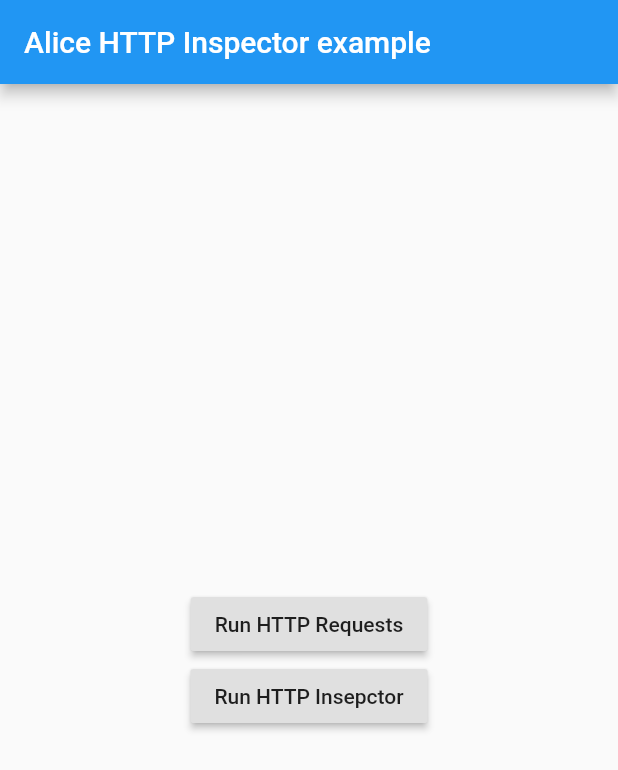
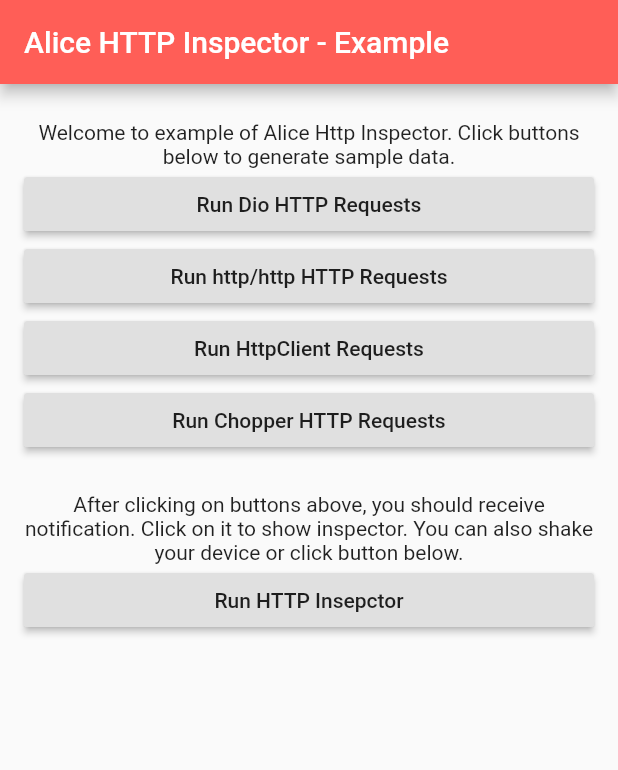
Before and after one commit to jhomlala/alice, a Flutter app: the screen it shows after launch, on a phone screen of 412 x 824 dp. Shown: the top 770 px of the screen. Run offline on Flutter 3.47's test engine with Material 2 defaults, Android fonts, the phone set to English and light mode, and no system bars; our stand-ins replace chewie, chopper, dio, flutter_local_notifications, open_file, package_info and 4 more; missing offline and left inert: shake; generated files the repository leaves out were written again.

Commit message:
Updated example

```diff
--- a/example/lib/main.dart
+++ b/example/lib/main.dart
@@ -18,207 +18,121 @@ class MyApp extends StatefulWidget {
 }
 
 class _MyAppState extends State<MyApp> {
-  Alice alice;
-  Dio dio;
-  HttpClient httpClient;
-  ChopperClient chopper;
-  PostsService postsService;
+  Alice _alice;
+  Dio _dio;
+  HttpClient _httpClient;
+  ChopperClient _chopper;
+  PostsService _postsService;
 
   @override
   void initState() {
-    alice = Alice(
+    _alice = Alice(
         showNotification: true, showInspectorOnShake: true, darkTheme: true);
-    dio = Dio();
-    dio.interceptors.add(alice.getDioInterceptor());
-    httpClient = HttpClient();
-    chopper = ChopperClient(
-      interceptors: alice.getChopperInterceptor(),
+    _dio = Dio();
+    _dio.interceptors.add(_alice.getDioInterceptor());
+    _httpClient = HttpClient();
+    _chopper = ChopperClient(
+      interceptors: _alice.getChopperInterceptor(),
     );
-    postsService = PostsService.create(chopper);
+    _postsService = PostsService.create(_chopper);
 
     super.initState();
   }
 
+
   @override
   Widget build(BuildContext context) {
     return MaterialApp(
-      navigatorKey: alice.getNavigatorKey(),
+        theme: ThemeData(
+          primaryColor: Color(0xffff5e57),
+          accentColor: Color(0xffff3f34)
+        ),
+      navigatorKey: _alice.getNavigatorKey(),
       debugShowCheckedModeBanner: false,
       home: Scaffold(
         appBar: AppBar(
-          title: const Text('Alice HTTP Inspector example'),
+          title: const Text('Alice HTTP Inspector - Example'),
         ),
-        body: Center(
-            child:
-                Column(mainAxisAlignment: MainAxisAlignment.center, children: [
-          RaisedButton(
-            child: Text("Run HTTP Requests"),
-            onPressed: _runHttpRequests,
+        body: Container(
+          padding: EdgeInsets.all(16),
+          child: ListView(
+            children: [
+              const SizedBox(height: 8),
+              _getTextWidget(
+                  "Welcome to example of Alice Http Inspector. Click buttons below to generate sample data."),
+              RaisedButton(
+                child: Text("Run Dio HTTP Requests"),
+                onPressed: _runDioRequests,
+              ),
+              RaisedButton(
+                child: Text("Run http/http HTTP Requests"),
+                onPressed: _runHttpHttpRequests,
+              ),
+              RaisedButton(
+                child: Text("Run HttpClient Requests"),
+                onPressed: _runHttpHttpClientRequests,
+              ),
+              RaisedButton(
+                child: Text("Run Chopper HTTP Requests"),
+                onPressed: _runChopperHttpRequests,
+              ),
+
+              const SizedBox(height: 24),
+              _getTextWidget(
+                  "After clicking on buttons above, you should receive notification."
+                  " Click on it to show inspector. You can also shake your device or click button below."),
+              RaisedButton(
+                child: Text("Run HTTP Insepctor"),
+                onPressed: _runHttpInspector,
+              )
+            ],
           ),
-          RaisedButton(
-            child: Text("Run HTTP Insepctor"),
-            onPressed: _runHttpInspector,
-          )
-        ])),
+        ),
       ),
+    );
+  }
+
+  Widget _getTextWidget(String text) {
+    return Text(
+      text,
+      style: TextStyle(fontSize: 14),
+      textAlign: TextAlign.center,
     );
   }
 
   void _runChopperHttpRequests() async {
     Map<String, dynamic> body = {"title": "foo", "body": "bar", "userId": "1"};
-    postsService.getPost("1");
-    postsService.postPost(body);
-    postsService.putPost("1", body);
-    postsService.putPost("1231923", body);
-    postsService.putPost("1", null);
-    postsService.postPost(null);
-    postsService.getPost("123456");
+    _postsService.getPost("1");
+    _postsService.postPost(body);
+    _postsService.putPost("1", body);
+    _postsService.putPost("1231923", body);
+    _postsService.putPost("1", null);
+    _postsService.postPost(null);
+    _postsService.getPost("123456");
   }
 
-  void _runHttpRequests() async {
-    _runChopperHttpRequests();
+  void _runDioRequests() async {
     Map<String, dynamic> body = {"title": "foo", "body": "bar", "userId": "1"};
+    _dio.post("https://jsonplaceholder.typicode.com/posts", data: body);
+    _dio.get("https://jsonplaceholder.typicode.com/posts",
+        queryParameters: {"test": 1});
+    _dio.put("https://jsonplaceholder.typicode.com/posts/1", data: body);
+    _dio.put("https://jsonplaceholder.typicode.com/posts/1", data: body);
+    _dio.delete("https://jsonplaceholder.typicode.com/posts/1");
+    _dio.get("http://jsonplaceholder.typicode.com/test/test");
 
-    http
-        .post('https://jsonplaceholder.typicode.com/posts', body: body)
-        .interceptWithAlice(alice, body: body);
+    _dio.get("https://jsonplaceholder.typicode.com/photos");
+    _dio.get(
+        "https://icons.iconarchive.com/icons/paomedia/small-n-flat/256/sign-info-icon.png");
+    _dio.get(
+        "https://images.unsplash.com/photo-1542736705-53f0131d1e98?ixlib=rb-1.2.1&ixid=eyJhcHBfaWQiOjEyMDd9&w=1000&q=80");
+    _dio.get(
+        "https://findicons.com/files/icons/1322/world_of_aqua_5/128/bluetooth.png");
+    _dio.get(
+        "https://upload.wikimedia.org/wikipedia/commons/4/4e/Pleiades_large.jpg");
+    _dio.get("http://techslides.com/demos/sample-videos/small.mp4");
 
-    http
-        .get('https://jsonplaceholder.typicode.com/posts')
-        .interceptWithAlice(alice);
-
-    http
-        .put('https://jsonplaceholder.typicode.com/posts/1', body: body)
-        .interceptWithAlice(alice, body: body);
-
-    http
-        .patch('https://jsonplaceholder.typicode.com/posts/1', body: body)
-        .interceptWithAlice(alice, body: body);
-
-    http
-        .delete('https://jsonplaceholder.typicode.com/posts/1')
-        .interceptWithAlice(alice, body: body);
-
-    http
-        .get('https://jsonplaceholder.typicode.com/test/test')
-        .interceptWithAlice(alice);
-
-    http
-        .post('https://jsonplaceholder.typicode.com/posts', body: body)
-        .then((response) {
-      alice.onHttpResponse(response, body: body);
-    });
-
-    http.get('https://jsonplaceholder.typicode.com/posts').then((response) {
-      alice.onHttpResponse(response);
-    });
-
-    http
-        .put('https://jsonplaceholder.typicode.com/posts/1', body: body)
-        .then((response) {
-      alice.onHttpResponse(response, body: body);
-    });
-
-    http
-        .patch('https://jsonplaceholder.typicode.com/posts/1', body: body)
-        .then((response) {
-      alice.onHttpResponse(response, body: body);
-    });
-
-    http
-        .delete('https://jsonplaceholder.typicode.com/posts/1')
-        .then((response) {
-      alice.onHttpResponse(response);
-    });
-
-    http.get('https://jsonplaceholder.typicode.com/test/test').then((response) {
-      alice.onHttpResponse(response);
-    });
-
-    httpClient
-        .getUrl(Uri.parse("https://jsonplaceholder.typicode.com/posts"))
-        .interceptWithAlice(alice);
-
-    httpClient
-        .postUrl(Uri.parse("https://jsonplaceholder.typicode.com/posts"))
-        .interceptWithAlice(alice, body: body, headers: Map());
-
-    httpClient
-        .putUrl(Uri.parse("https://jsonplaceholder.typicode.com/posts/1"))
-        .interceptWithAlice(alice, body: body);
-
-    httpClient
-        .getUrl(Uri.parse("https://jsonplaceholder.typicode.com/test/test/"))
-        .interceptWithAlice(alice);
-
-    httpClient
-        .postUrl(Uri.parse("https://jsonplaceholder.typicode.com/posts"))
-        .then((request) async {
-      alice.onHttpClientRequest(request, body: body);
-      request.write(body);
-      var httpResponse = await request.close();
-      var responseBody = await utf8.decoder.bind(httpResponse).join();
-      alice.onHttpClientResponse(httpResponse, request, body: responseBody);
-    });
-
-    httpClient
-        .putUrl(Uri.parse("https://jsonplaceholder.typicode.com/posts/1"))
-        .then((request) async {
-      alice.onHttpClientRequest(request, body: body);
-      request.write(body);
-      var httpResponse = await request.close();
-      var responseBody = await utf8.decoder.bind(httpResponse).join();
-      alice.onHttpClientResponse(httpResponse, request, body: responseBody);
-    });
-
-    httpClient
-        .patchUrl(Uri.parse("https://jsonplaceholder.typicode.com/posts/1"))
-        .then((request) async {
-      alice.onHttpClientRequest(request, body: body);
-      request.write(body);
-      var httpResponse = await request.close();
-      var responseBody = await utf8.decoder.bind(httpResponse).join();
-      alice.onHttpClientResponse(httpResponse, request, body: responseBody);
-    });
-
-    httpClient
-        .deleteUrl(Uri.parse("https://jsonplaceholder.typicode.com/posts/1"))
-        .then((request) async {
-      alice.onHttpClientRequest(request);
-      var httpResponse = await request.close();
-      var responseBody = await utf8.decoder.bind(httpResponse).join();
-      alice.onHttpClientResponse(httpResponse, request, body: responseBody);
-    });
-
-    httpClient
-        .getUrl(Uri.parse("https://jsonplaceholder.typicode.com/test/test/"))
-        .then((request) async {
-      alice.onHttpClientRequest(request);
-      var httpResponse = await request.close();
-      var responseBody = await utf8.decoder.bind(httpResponse).join();
-      alice.onHttpClientResponse(httpResponse, request, body: responseBody);
-    });
-
-    /*dio.post("https://jsonplaceholder.typicode.com/posts", data: body);
-    dio.get("https://jsonplaceholder.typicode.com/posts",
-        queryParameters: {"test": 1});
-    dio.put("https://jsonplaceholder.typicode.com/posts/1", data: body);
-    dio.put("https://jsonplaceholder.typicode.com/posts/1", data: body);
-    dio.delete("https://jsonplaceholder.typicode.com/posts/1");
-    dio.get("http://jsonplaceholder.typicode.com/test/test");
-
-    dio.get("https://jsonplaceholder.typicode.com/photos");
-    dio.get(
-        "https://icons.iconarchive.com/icons/paomedia/small-n-flat/256/sign-info-icon.png");
-    dio.get(
-        "https://images.unsplash.com/photo-1542736705-53f0131d1e98?ixlib=rb-1.2.1&ixid=eyJhcHBfaWQiOjEyMDd9&w=1000&q=80");
-    dio.get(
-        "https://findicons.com/files/icons/1322/world_of_aqua_5/128/bluetooth.png");
-    dio.get(
-        "https://upload.wikimedia.org/wikipedia/commons/4/4e/Pleiades_large.jpg");
-    dio.get("http://techslides.com/demos/sample-videos/small.mp4");*/
-
-    //dio.get("https://www.cse.wustl.edu/~jain/cis677-97/ftp/e_3dlc2.pdf");
+    _dio.get("https://www.cse.wustl.edu/~jain/cis677-97/ftp/e_3dlc2.pdf");
 
     final directory = await getApplicationDocumentsDirectory();
     File file = File("${directory.path}/test.txt");
@@ -229,13 +143,138 @@ class _MyAppState extends State<MyApp> {
     FormData formData = FormData.fromMap({
       "file": await MultipartFile.fromFile(file.path, filename: fileName),
     });
-   dio.post("https://jsonplaceholder.typicode.com/photos",
-        data: formData);
+    _dio.post("https://jsonplaceholder.typicode.com/photos", data: formData);
 
-   dio.get("http://dummy.restapiexample.com/api/v1/employees");
+    _dio.get("http://dummy.restapiexample.com/api/v1/employees");
+  }
+
+  void _runHttpHttpRequests() async {
+    Map<String, dynamic> body = {"title": "foo", "body": "bar", "userId": "1"};
+    http
+        .post('https://jsonplaceholder.typicode.com/posts', body: body)
+        .interceptWithAlice(_alice, body: body);
+
+    http
+        .get('https://jsonplaceholder.typicode.com/posts')
+        .interceptWithAlice(_alice);
+
+    http
+        .put('https://jsonplaceholder.typicode.com/posts/1', body: body)
+        .interceptWithAlice(_alice, body: body);
+
+    http
+        .patch('https://jsonplaceholder.typicode.com/posts/1', body: body)
+        .interceptWithAlice(_alice, body: body);
+
+    http
+        .delete('https://jsonplaceholder.typicode.com/posts/1')
+        .interceptWithAlice(_alice, body: body);
+
+    http
+        .get('https://jsonplaceholder.typicode.com/test/test')
+        .interceptWithAlice(_alice);
+
+    http
+        .post('https://jsonplaceholder.typicode.com/posts', body: body)
+        .then((response) {
+      _alice.onHttpResponse(response, body: body);
+    });
+
+    http.get('https://jsonplaceholder.typicode.com/posts').then((response) {
+      _alice.onHttpResponse(response);
+    });
+
+    http
+        .put('https://jsonplaceholder.typicode.com/posts/1', body: body)
+        .then((response) {
+      _alice.onHttpResponse(response, body: body);
+    });
+
+    http
+        .patch('https://jsonplaceholder.typicode.com/posts/1', body: body)
+        .then((response) {
+      _alice.onHttpResponse(response, body: body);
+    });
+
+    http
+        .delete('https://jsonplaceholder.typicode.com/posts/1')
+        .then((response) {
+      _alice.onHttpResponse(response);
+    });
+
+    http.get('https://jsonplaceholder.typicode.com/test/test').then((response) {
+      _alice.onHttpResponse(response);
+    });
+  }
+
+  void _runHttpHttpClientRequests() {
+    Map<String, dynamic> body = {"title": "foo", "body": "bar", "userId": "1"};
+    _httpClient
+        .getUrl(Uri.parse("https://jsonplaceholder.typicode.com/posts"))
+        .interceptWithAlice(_alice);
+
+    _httpClient
+        .postUrl(Uri.parse("https://jsonplaceholder.typicode.com/posts"))
+        .interceptWithAlice(_alice, body: body, headers: Map());
+
+    _httpClient
+        .putUrl(Uri.parse("https://jsonplaceholder.typicode.com/posts/1"))
+        .interceptWithAlice(_alice, body: body);
+
+    _httpClient
+        .getUrl(Uri.parse("https://jsonplaceholder.typicode.com/test/test/"))
+        .interceptWithAlice(_alice);
+
+    _httpClient
+        .postUrl(Uri.parse("https://jsonplaceholder.typicode.com/posts"))
+        .then((request) async {
+      _alice.onHttpClientRequest(request, body: body);
+      request.write(body);
+      var httpResponse = await request.close();
+      var responseBody = await utf8.decoder.bind(httpResponse).join();
+      _alice.onHttpClientResponse(httpResponse, request, body: responseBody);
+    });
+
+    _httpClient
+        .putUrl(Uri.parse("https://jsonplaceholder.typicode.com/posts/1"))
+        .then((request) async {
+      _alice.onHttpClientRequest(request, body: body);
+      request.write(body);
+      var httpResponse = await request.close();
+      var responseBody = await utf8.decoder.bind(httpResponse).join();
+      _alice.onHttpClientResponse(httpResponse, request, body: responseBody);
+    });
+
+    _httpClient
+        .patchUrl(Uri.parse("https://jsonplaceholder.typicode.com/posts/1"))
+        .then((request) async {
+      _alice.onHttpClientRequest(request, body: body);
+      request.write(body);
+      var httpResponse = await request.close();
+      var responseBody = await utf8.decoder.bind(httpResponse).join();
+      _alice.onHttpClientResponse(httpResponse, request, body: responseBody);
+    });
+
+    _httpClient
+        .deleteUrl(Uri.parse("https://jsonplaceholder.typicode.com/posts/1"))
+        .then((request) async {
+      _alice.onHttpClientRequest(request);
+      var httpResponse = await request.close();
+      var responseBody = await utf8.decoder.bind(httpResponse).join();
+      _alice.onHttpClientResponse(httpResponse, request, body: responseBody);
+    });
+
+    _httpClient
+        .getUrl(Uri.parse("https://jsonplaceholder.typicode.com/test/test/"))
+        .then((request) async {
+      _alice.onHttpClientRequest(request);
+      var httpResponse = await request.close();
+      var responseBody = await utf8.decoder.bind(httpResponse).join();
+      _alice.onHttpClientResponse(httpResponse, request, body: responseBody);
+    });
   }
 
   void _runHttpInspector() {
-    alice.showInspector();
+    _alice.showInspector();
   }
 }
--- a/example/pubspec.yaml
+++ b/example/pubspec.yaml
@@ -1,5 +1,5 @@
 name: alice_example
-description: Demonstrates how to use the alice plugin.
+description: Demonstrates how to use the Alice plugin.
 publish_to: 'none'
 
 environment:
@@ -8,9 +8,6 @@ environment:
 dependencies:
   flutter:
     sdk: flutter
-
-  # The following adds the Cupertino Icons font to your application.
-  # Use with the CupertinoIcons class for iOS style icons.
   cupertino_icons: ^0.1.2
   chopper: ^3.0.1+1
   path_provider: ^1.6.5
```
Also changed, not shown: 6 other files.
